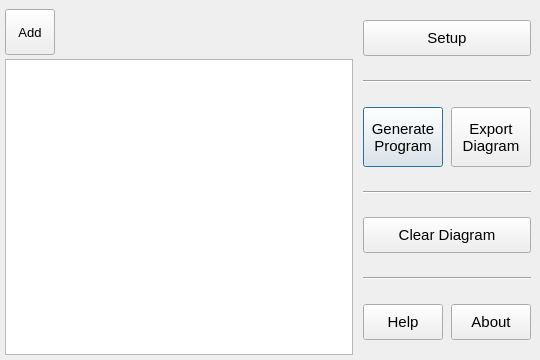
OlyCow/draw-auton, file drawwindow.ui: the form before one commit.
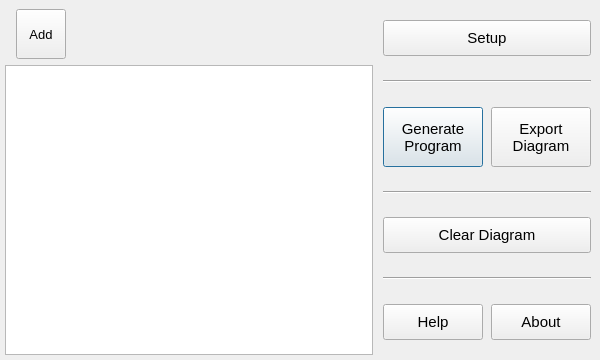
The form after the commit. Icons and pictures are not drawn.

Commit message: Final (?) UI layout tuneups

Patch:
```diff
--- a/drawwindow.ui
+++ b/drawwindow.ui
@@ -6,7 +6,7 @@
    <rect>
     <x>0</x>
     <y>0</y>
-    <width>540</width>
+    <width>600</width>
     <height>360</height>
    </rect>
   </property>
@@ -18,7 +18,7 @@
   </property>
   <property name="minimumSize">
    <size>
-    <width>540</width>
+    <width>600</width>
     <height>360</height>
    </size>
   </property>
@@ -49,9 +49,6 @@
     </property>
     <item>
      <layout class="QVBoxLayout" name="layout_draw">
-      <property name="spacing">
-       <number>0</number>
-      </property>
       <item>
        <widget class="QScrollArea" name="scrollArea_actions">
         <property name="sizePolicy">
@@ -91,25 +88,19 @@
           <rect>
            <x>0</x>
            <y>0</y>
-           <width>333</width>
-           <height>58</height>
+           <width>363</width>
+           <height>54</height>
           </rect>
          </property>
          <layout class="QHBoxLayout" name="horizontalLayout">
           <property name="spacing">
            <number>8</number>
           </property>
-          <property name="leftMargin">
-           <number>0</number>
-          </property>
           <property name="topMargin">
            <number>4</number>
           </property>
-          <property name="rightMargin">
-           <number>0</number>
-          </property>
           <property name="bottomMargin">
-           <number>4</number>
+           <number>0</number>
           </property>
           <item>
            <widget class="QToolButton" name="toolButton_add">
@@ -270,7 +261,7 @@
          <widget class="QPushButton" name="pushButton_generateProgram">
           <property name="minimumSize">
            <size>
-            <width>0</width>
+            <width>100</width>
             <height>60</height>
            </size>
           </property>
@@ -297,7 +288,7 @@
          <widget class="QPushButton" name="pushButton_exportDiagram">
           <property name="minimumSize">
            <size>
-            <width>0</width>
+            <width>100</width>
             <height>60</height>
            </size>
           </property>
```
Left out of the diff: 9 changed lines with no effect on the pictures. The commit also changes 1 other file.
